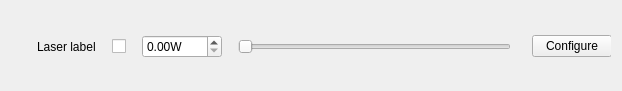
Before: the Qt Designer form gui/laser_power_controller/widget.ui in alrik-durand/qudi, drawn with Qt 5.
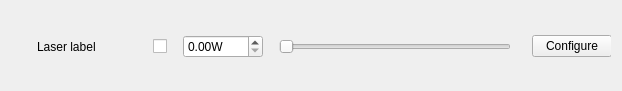
After: the same form once the commit is applied. Custom widgets are drawn as their Qt base class.

Commit message: laser controller config change

```diff
--- a/gui/laser_power_controller/widget.ui
+++ b/gui/laser_power_controller/widget.ui
@@ -57,6 +57,12 @@
        </item>
        <item>
         <widget class="QLabel" name="label">
+         <property name="minimumSize">
+          <size>
+           <width>100</width>
+           <height>0</height>
+          </size>
+         </property>
          <property name="text">
           <string>Laser label</string>
          </property>
```
The commit also changes 2 other files.
